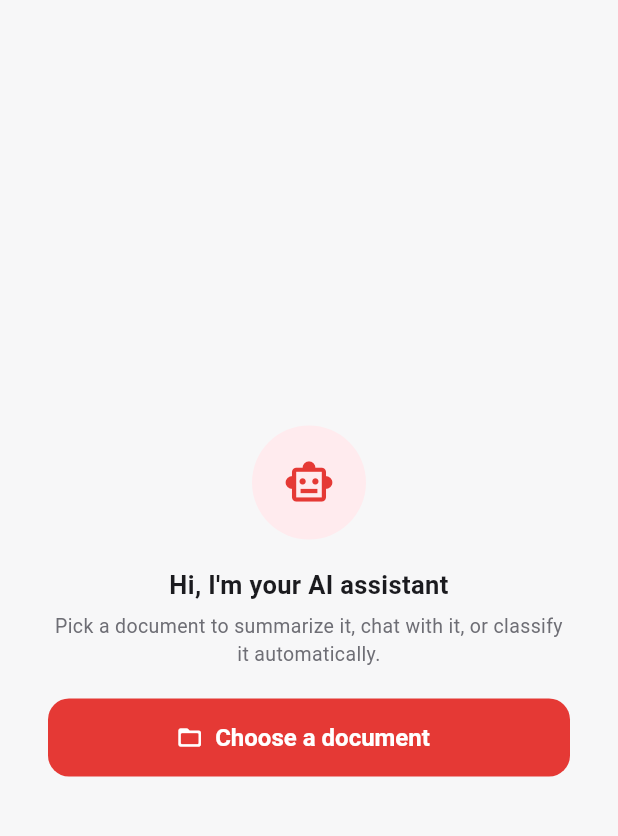
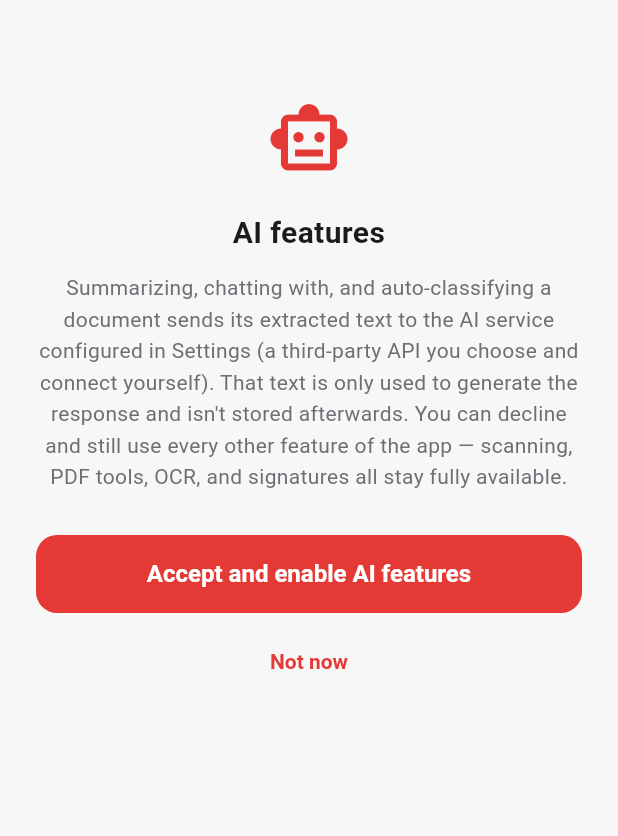
Before and after one commit to abdelhaqouballouk0-droid/AI-PDF-Scanner-Document-Scan, a Flutter app: the AiAssistantScreen screen opened directly, on a phone screen of 412 x 824 dp, the part 59-895 px from its top. Run offline on Flutter 3.47's test engine with Material 3 defaults, Android fonts, the phone set to English and light mode, and no system bars; our stand-ins replace file_picker, flutter_riverpod, google_mobile_ads, open_filex, package_info_plus, pdf and 4 more; missing offline and left inert: cunning_document_scanner, google_mlkit_text_recognition, syncfusion_flutter_pdf, syncfusion_flutter_pdfviewer; accounts and stored records are empty.

Commit message:
Add AI consent screen and fix privacy policy for Apple 2.1 compliance
Apple rejected the app under Guideline 2.1, requiring explicit user
consent before sending document text to a third-party AI service, with
a working decline path and accurate privacy-policy disclosure.

- Gate the AI Assistant screen behind a consent prompt (accept/decline)
  shown before any document text is sent to the user-configured AI
  backend; declining still allows full use of the rest of the app.
- Persist the choice in StorageService/SettingsState and expose a
  toggle in Settings so it can be revisited at any time.
- Add aiConsent* and settingsAiConsentLabel strings across all 10
  translated locales.
- Correct the privacy policy's "Documents and AI features" section,
  which inaccurately named a fixed "Google Gemini" provider routed
  through our servers. It now accurately describes the user-configured,
  OpenAI-compatible AI/conversion endpoints called directly from the
  device, and documents the new consent flow.

```diff
--- a/lib/l10n/strings/en.dart
+++ b/lib/l10n/strings/en.dart
@@ -238,6 +238,15 @@ const Map<String, String> enStrings = {
   'aiCategoryLegal': 'Legal & contracts',
   'aiCategoryEducation': 'Education',
   'aiCategoryOther': 'Other',
+  'aiConsentTitle': 'AI features',
+  'aiConsentBody':
+      'Summarizing, chatting with, and auto-classifying a document sends its extracted text to the AI service configured in Settings (a third-party API you choose and connect yourself). That text is only used to generate the response and isn\'t stored afterwards. You can decline and still use every other feature of the app — scanning, PDF tools, OCR, and signatures all stay fully available.',
+  'aiConsentAccept': 'Accept and enable AI features',
+  'aiConsentDecline': 'Not now',
+  'aiConsentDeclinedTitle': 'AI features are off',
+  'aiConsentDeclinedMessage': 'You can turn them on anytime from Settings.',
+  'aiConsentReconsider': 'Enable AI features',
+  'settingsAiConsentLabel': 'AI features enabled',
 
   // ---- Settings -----------------------------------------------------------
   'settingsTitle': 'Settings',
--- a/lib/screens/ai_assistant/ai_assistant_screen.dart
+++ b/lib/screens/ai_assistant/ai_assistant_screen.dart
@@ -5,6 +5,7 @@ import '../../models/chat_message.dart';
 import '../../models/document_file.dart';
 import '../../models/document_type.dart';
 import '../../providers/ai_provider.dart';
+import '../../services/storage_service.dart';
 import '../../theme/app_theme.dart';
 import '../../widgets/common_widgets.dart';
 import '../files/files_screen.dart';
@@ -19,14 +20,42 @@ class AiAssistantScreen extends ConsumerStatefulWidget {
 }
 
 class _AiAssistantScreenState extends ConsumerState<AiAssistantScreen> {
+  bool _loadingConsent = true;
+  bool? _consent;
+
   @override
   void initState() {
     super.initState();
-    if (widget.initialDocument != null) {
+    _loadConsent();
+  }
+
+  Future<void> _loadConsent() async {
+    final consent = await StorageService.instance.getAiConsent();
+    if (!mounted) return;
+    setState(() {
+      _consent = consent;
+      _loadingConsent = false;
+    });
+    if (consent == true && widget.initialDocument != null) {
       Future.microtask(
         () => ref.read(aiAssistantProvider.notifier).selectDocument(widget.initialDocument!),
       );
     }
+  }
+
+  Future<void> _acceptConsent() async {
+    await StorageService.instance.setAiConsent(true);
+    if (!mounted) return;
+    setState(() => _consent = true);
+    if (widget.initialDocument != null) {
+      ref.read(aiAssistantProvider.notifier).selectDocument(widget.initialDocument!);
+    }
+  }
+
+  Future<void> _declineConsent() async {
+    await StorageService.instance.setAiConsent(false);
+    if (!mounted) return;
+    setState(() => _consent = false);
   }
 
   Future<void> _pickDocument() async {
@@ -40,6 +69,23 @@ class _AiAssistantScreenState extends ConsumerState<AiAssistantScreen> {
   @override
   Widget build(BuildContext context) {
     final t = AppLocalizations.of(context)!;
+
+    if (_loadingConsent) {
+      return Scaffold(
+        appBar: AppBar(title: Text(t('aiTitle'))),
+        body: const Center(child: CircularProgressIndicator()),
+      );
+    }
+
+    if (_consent != true) {
+      return Scaffold(
+        appBar: AppBar(title: Text(t('aiTitle'))),
+        body: _consent == false
+            ? _AiConsentDeclined(onReconsider: _acceptConsent)
+            : _AiConsentPrompt(onAccept: _acceptConsent, onDecline: _declineConsent),
+      );
+    }
+
     final state = ref.watch(aiAssistantProvider);
 
     return DefaultTabController(
@@ -92,6 +138,65 @@ class _AiAssistantScreenState extends ConsumerState<AiAssistantScreen> {
                 ],
               ),
       ),
+    );
+  }
+}
+
+class _AiConsentPrompt extends StatelessWidget {
+  final VoidCallback onAccept;
+  final VoidCallback onDecline;
+
+  const _AiConsentPrompt({required this.onAccept, required this.onDecline});
+
+  @override
+  Widget build(BuildContext context) {
+    final t = AppLocalizations.of(context)!;
+    return SafeArea(
+      child: SingleChildScrollView(
+        padding: const EdgeInsets.all(24),
+        child: Column(
+          children: [
+            const SizedBox(height: 24),
+            const Icon(Icons.smart_toy_outlined, size: 56, color: AppColors.primary),
+            const SizedBox(height: 20),
+            Text(
+              t('aiConsentTitle'),
+              textAlign: TextAlign.center,
+              style: const TextStyle(fontSize: 20, fontWeight: FontWeight.w700),
+            ),
+            const SizedBox(height: 12),
+            Text(
+              t('aiConsentBody'),
+              textAlign: TextAlign.center,
+              style: const TextStyle(height: 1.5, color: AppColors.textSecondary),
+            ),
+            const SizedBox(height: 28),
+            SizedBox(
+              width: double.infinity,
+              child: ElevatedButton(onPressed: onAccept, child: Text(t('aiConsentAccept'))),
+            ),
+            const SizedBox(height: 8),
+            TextButton(onPressed: onDecline, child: Text(t('aiConsentDecline'))),
+          ],
+        ),
+      ),
+    );
+  }
+}
+
+class _AiConsentDeclined extends StatelessWidget {
+  final VoidCallback onReconsider;
+
+  const _AiConsentDeclined({required this.onReconsider});
+
+  @override
+  Widget build(BuildContext context) {
+    final t = AppLocalizations.of(context)!;
+    return EmptyState(
+      icon: Icons.smart_toy_outlined,
+      title: t('aiConsentDeclinedTitle'),
+      message: t('aiConsentDeclinedMessage'),
+      action: OutlinedButton(onPressed: onReconsider, child: Text(t('aiConsentReconsider'))),
     );
   }
 }
--- a/lib/screens/settings/settings_screen.dart
+++ b/lib/screens/settings/settings_screen.dart
@@ -24,6 +24,13 @@ class SettingsScreen extends ConsumerWidget {
           Card(
             child: Column(
               children: [
+                SwitchListTile(
+                  title: Text(t('settingsAiConsentLabel')),
+                  subtitle: Text(t('aiConsentBody')),
+                  value: settings.aiConsent ?? false,
+                  onChanged: (v) => ref.read(settingsProvider.notifier).setAiConsent(v),
+                ),
+                const Divider(height: 1),
                 ListTile(
                   title: Text(t('settingsAiUrlLabel')),
                   subtitle: Text(settings.aiBaseUrl),
--- a/lib/services/storage_service.dart
+++ b/lib/services/storage_service.dart
@@ -20,6 +20,7 @@ class StorageService {
   static const _kGridView = 'files_grid_view';
   static const _kOnboardingSeen = 'onboarding_seen';
   static const _kLocale = 'locale_code';
+  static const _kAiConsent = 'ai_consent_given';
 
   Future<SharedPreferences> get _prefs => SharedPreferences.getInstance();
 
@@ -92,4 +93,13 @@ class StorageService {
 
   Future<void> setLocale(String languageCode) async =>
       (await _prefs).setString(_kLocale, languageCode);
+
+  /// Whether the user has responded to the AI-features consent prompt.
+  /// Null = not asked yet, true = accepted, false = declined. Required
+  /// before any document text is sent to the (user-configured) AI
+  /// backend — see AiAssistantScreen.
+  Future<bool?> getAiConsent() async => (await _prefs).getBool(_kAiConsent);
+
+  Future<void> setAiConsent(bool value) async =>
+      (await _prefs).setBool(_kAiConsent, value);
 }
```
Also changed, not shown: lib/l10n/strings/ar.dart (+9 -0 lines), lib/l10n/strings/de.dart (+9 -0 lines), lib/l10n/strings/es.dart (+9 -0 lines), lib/l10n/strings/fr.dart (+9 -0 lines), lib/l10n/strings/hi.dart (+9 -0 lines), lib/l10n/strings/it.dart (+9 -0 lines), lib/l10n/strings/pt.dart (+9 -0 lines), lib/l10n/strings/tr.dart (+9 -0 lines), lib/l10n/strings/zh.dart (+9 -0 lines), lib/providers/settings_provider.dart (+11 -0 lines), 1 other file.
